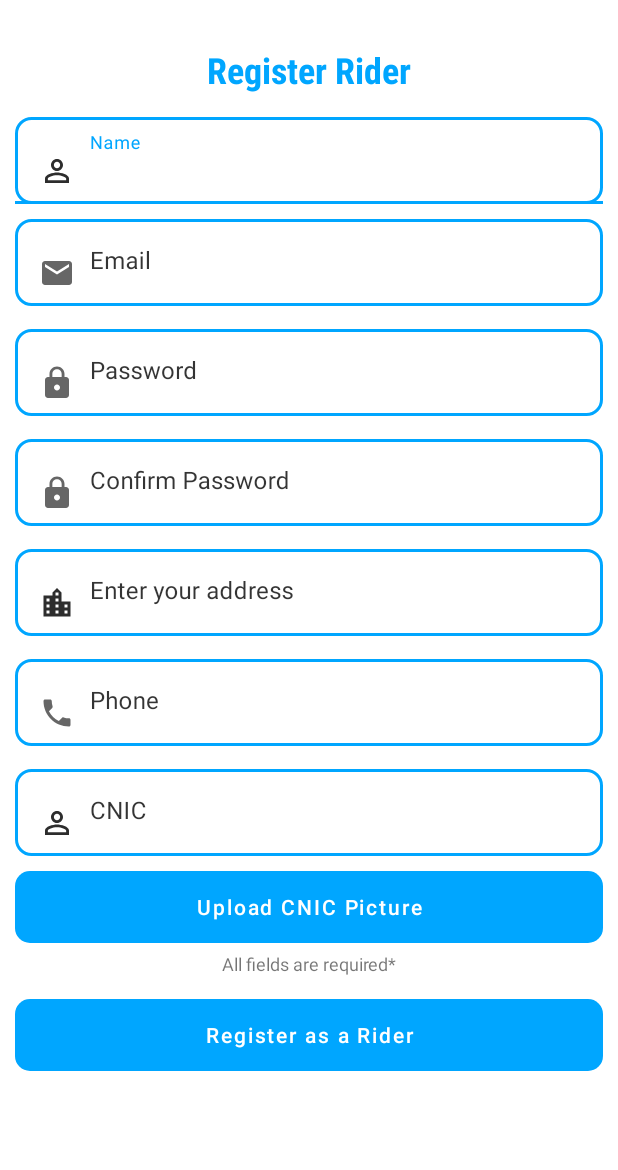
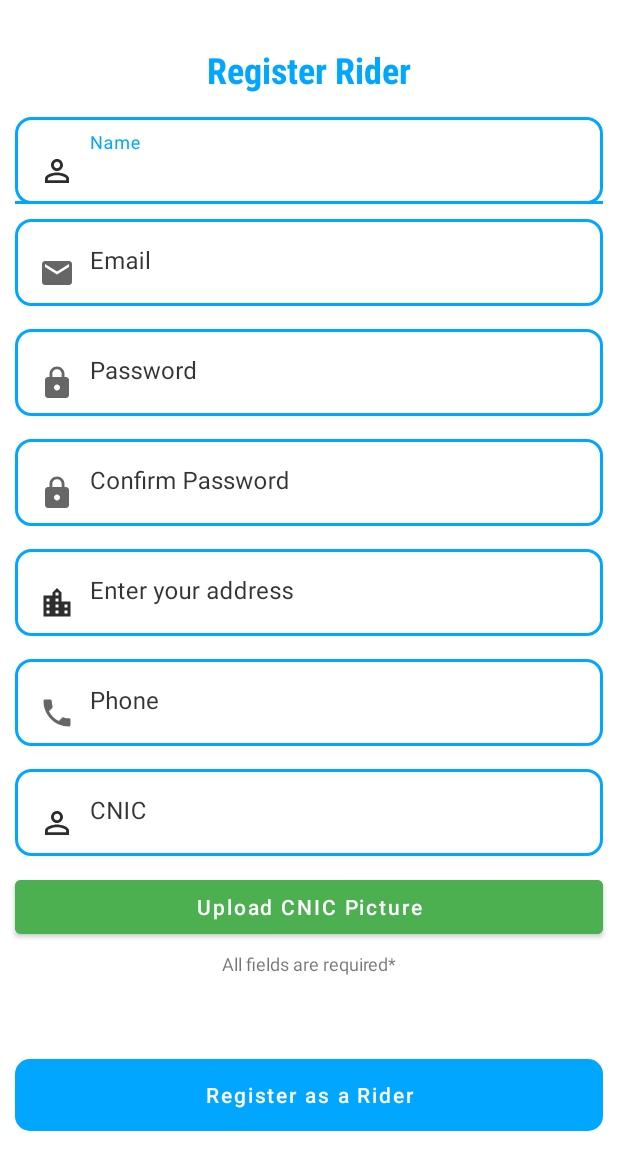
Before and after one commit to arezhassan/H2H, an Android app: the RegisterRider screen opened directly, with no data from a screen before it, on a phone screen of 412 x 824 dp. Shown: the top 1170 px of the screen. Run offline under Robolectric (Android 15) with nearby library versions, the phone set to English and light mode, and no system bars; our stand-ins replace Firebase (no records; nobody signed in at launch, a user with empty details on screens opened directly).

Commit message:
Fixed Bugs and Issues. Revision 1.2

```diff
--- a/app/src/main/java/com/example/h2h/MainActivity.java
+++ b/app/src/main/java/com/example/h2h/MainActivity.java
@@ -7,6 +7,7 @@ import android.os.Bundle;
 import android.text.TextUtils;
 import android.view.View;
 import android.widget.Button;
+import android.widget.CheckBox;
 import android.widget.EditText;
 import android.widget.ProgressBar;
 import android.widget.TextView;
@@ -35,6 +36,7 @@ public class MainActivity extends AppCompatActivity {
     SharedPreferences.Editor editor; // Initialize SharedPreferences.Editor
 
     TextView tvRegister, tvForgotPassword;
+    CheckBox checkBox;
 
     @Override
     protected void onCreate(Bundle savedInstanceState) {
@@ -118,6 +120,7 @@ public class MainActivity extends AppCompatActivity {
     }
 
     private void init() {
+        checkBox = findViewById(R.id.checkBox);
         tvUserType = findViewById(R.id.tvUserType);
         btnLogin = findViewById(R.id.btnLogin);
         etPass = findViewById(R.id.etPass);
@@ -132,6 +135,8 @@ public class MainActivity extends AppCompatActivity {
         if ("admin".equals(userType)) {
             tvUserType.setText("Admin Login");
             tvRegister.setVisibility(View.GONE);
+            checkBox.setVisibility(View.INVISIBLE);
+
         } else if ("rider".equals(userType)) {
             tvUserType.setText("Rider Login");
         } else {
--- a/app/src/main/java/com/example/h2h/RegisterRider.java
+++ b/app/src/main/java/com/example/h2h/RegisterRider.java
@@ -183,9 +183,11 @@ public class RegisterRider extends AppCompatActivity {
     }
     private void init(){
 
+
         ivUploaded = findViewById(R.id.ivUploaded);
         ivUploaded.setVisibility(View.GONE);
         riderRegistrationPgBar = findViewById(R.id.riderRegistrationPgBar);
+        riderRegistrationPgBar.setVisibility(View.GONE);
         mAuth = FirebaseAuth.getInstance();
         etRiderAddress = findViewById(R.id.etRiderAddress);
         etRiderName = findViewById(R.id.etConsignmentWeight);
--- a/app/src/main/java/com/example/h2h/RiderConsignmentAdapter.java
+++ b/app/src/main/java/com/example/h2h/RiderConsignmentAdapter.java
@@ -85,6 +85,10 @@ public class RiderConsignmentAdapter extends RecyclerView.Adapter<RiderConsignme
         holder.btnCalculateShipping.setOnClickListener(new View.OnClickListener() {
             @Override
             public void onClick(View view) {
+                status = holder.spinnerStatus.getSelectedItem().toString();
+                weight = holder.textinputweight.getEditText().getText().toString();
+                distance = holder.textinputdistance.getEditText().getText().toString();
+                quantity = holder.spinnerQuantity.getSelectedItem().toString();
                 if (weight.isEmpty() || distance.isEmpty()) {
                     Toast.makeText(context, "Please enter weight and distance", Toast.LENGTH_SHORT).show();
                 } else if (quantity.equals("Select Quantity")) {
@@ -134,6 +138,7 @@ public class RiderConsignmentAdapter extends RecyclerView.Adapter<RiderConsignme
                 holder.ShippingPrice.setVisibility(View.GONE);
                 holder.btnConfirmDetails.setVisibility(View.GONE);
                 holder.spinnerStatus.setVisibility(View.GONE);
+                holder.btnCalculateShipping.setVisibility(View.GONE);
                 Toast.makeText(context, "Details Updated", Toast.LENGTH_SHORT).show();
             }}
 
--- a/app/src/main/res/layout/activity_register_rider.xml
+++ b/app/src/main/res/layout/activity_register_rider.xml
@@ -68,7 +68,7 @@
         android:layout_width="0dp"
         android:layout_height="wrap_content"
         android:layout_marginStart="10dp"
-        android:layout_marginTop="10dp"
+        android:layout_marginTop="50dp"
         android:layout_marginEnd="10dp"
         android:layout_marginBottom="10dp"
         android:background="@drawable/buttonbg"
@@ -250,19 +250,20 @@
         android:layout_marginStart="10dp"
         android:layout_marginTop="10dp"
         android:layout_marginEnd="10dp"
-        android:background="@drawable/buttonbg"
+        android:backgroundTint="#4CAF50"
         android:text="Upload CNIC Picture"
         android:textAllCaps="false"
         android:textColor="@color/white"
         app:layout_constraintEnd_toEndOf="parent"
         app:layout_constraintStart_toStartOf="parent"
-        app:layout_constraintTop_toBottomOf="@+id/textinputcnic" />
+        app:layout_constraintTop_toBottomOf="@+id/textinputcnic"
+        tools:visibility="visible" />
 
     <ImageView
         android:id="@+id/ivUploaded"
         android:layout_width="40dp"
         android:layout_height="40dp"
-        android:layout_marginTop="14dp"
+        android:layout_marginTop="20dp"
         app:layout_constraintEnd_toEndOf="parent"
         app:layout_constraintStart_toStartOf="parent"
         app:layout_constraintTop_toBottomOf="@id/textinputcnic"
@@ -273,7 +274,7 @@
         style="?android:attr/progressBarStyle"
         android:layout_width="wrap_content"
         android:layout_height="wrap_content"
-        android:layout_marginTop="13dp"
+        android:layout_marginTop="20dp"
         app:layout_constraintEnd_toEndOf="parent"
         app:layout_constraintStart_toStartOf="parent"
         app:layout_constraintTop_toBottomOf="@id/textinputcnic" />
--- a/app/src/main/res/layout/fragment_book_consignment.xml
+++ b/app/src/main/res/layout/fragment_book_consignment.xml
@@ -376,7 +376,7 @@
                 android:layout_height="wrap_content"
                 android:layout_gravity="center"
                 android:layout_margin="15dp"
-                android:background="@drawable/buttonbg"
+                android:backgroundTint="#4CAF50"
                 android:text="Upload Item Photo"
                 android:textAllCaps="false"
                 android:textColor="@color/white" />
```
